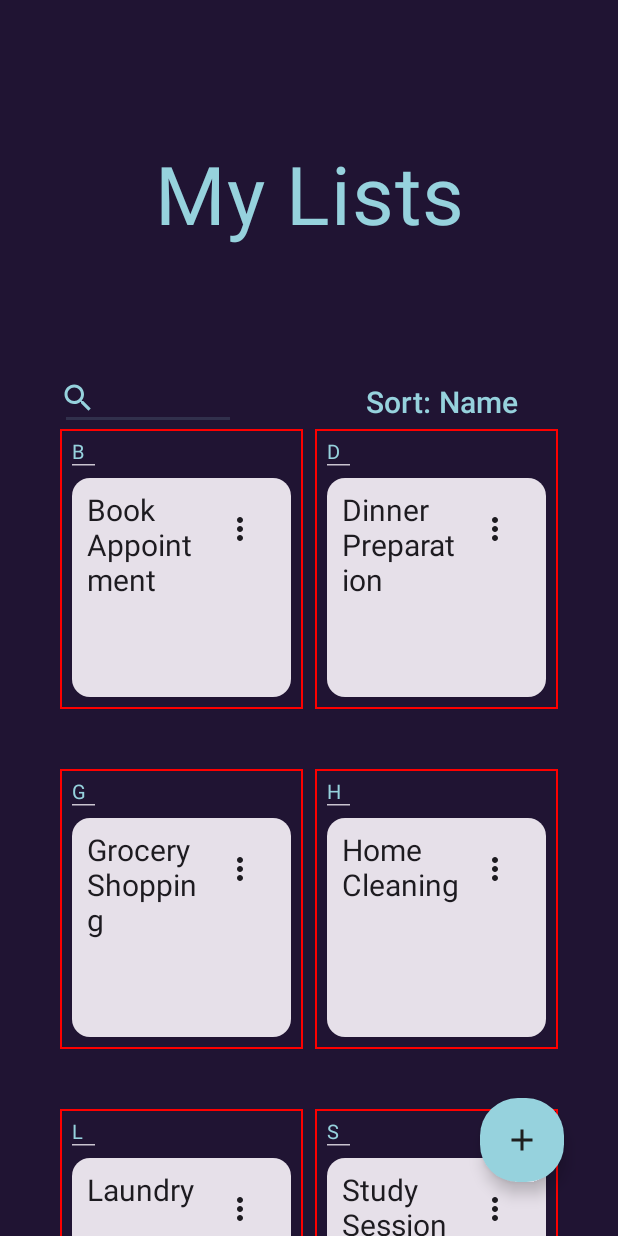
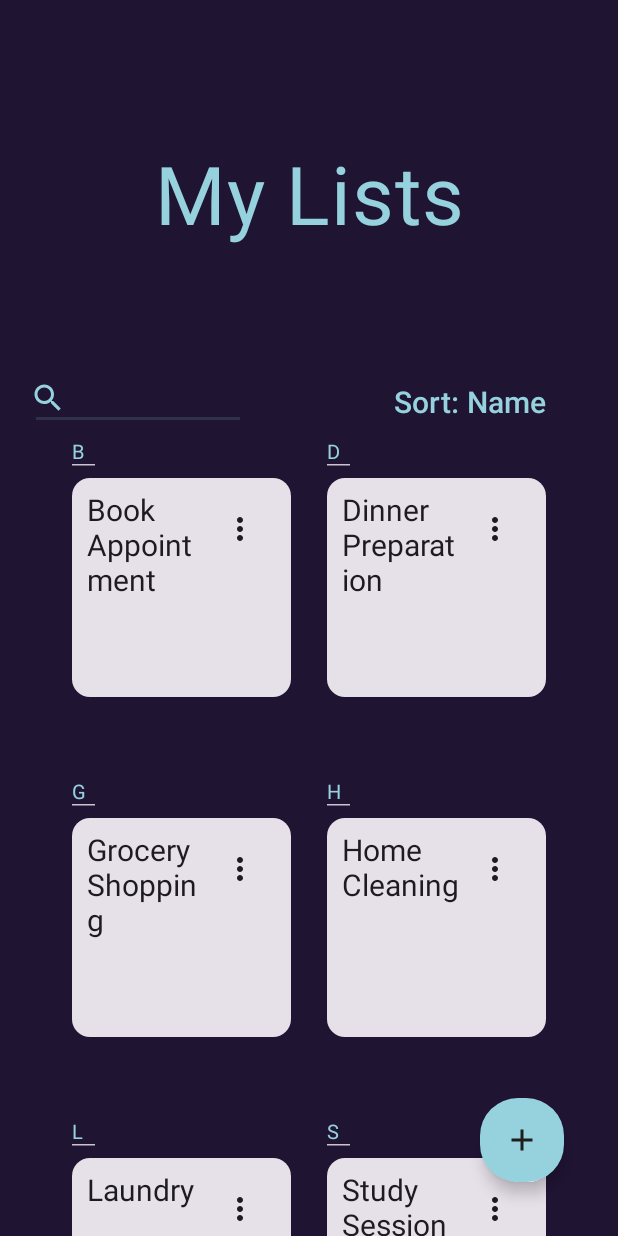
Before and after one commit to TobyNatooor/app-dev-todo, an Android app built with Jetpack Compose: the screen it shows after launch (MainActivity), on a phone screen of 412 x 824 dp. Run offline under Robolectric (Android 15) with nearby library versions, the phone set to English and light mode, and no system bars; our stand-ins replace Room's generated code.

Commit message:
Clean up code.

```diff
--- a/app/src/main/java/com/example/todo_app/ui/feature/home/HomeList.kt
+++ b/app/src/main/java/com/example/todo_app/ui/feature/home/HomeList.kt
@@ -1,13 +1,11 @@
 package com.example.todo_app.ui.feature.home
 
 import androidx.compose.foundation.background
-import androidx.compose.foundation.border
 import androidx.compose.foundation.gestures.detectTapGestures
 import androidx.compose.foundation.layout.Arrangement
 import androidx.compose.foundation.layout.Box
 import androidx.compose.foundation.layout.Column
 import androidx.compose.foundation.layout.IntrinsicSize
-import androidx.compose.foundation.layout.PaddingValues
 import androidx.compose.foundation.layout.Row
 import androidx.compose.foundation.layout.Spacer
 import androidx.compose.foundation.layout.aspectRatio
@@ -17,10 +15,8 @@ import androidx.compose.foundation.layout.height
 import androidx.compose.foundation.layout.padding
 import androidx.compose.foundation.layout.width
 import androidx.compose.foundation.layout.wrapContentWidth
-import androidx.compose.foundation.lazy.grid.GridCells
-import androidx.compose.foundation.lazy.grid.GridItemSpan
-import androidx.compose.foundation.lazy.grid.LazyGridState
-import androidx.compose.foundation.lazy.grid.LazyVerticalGrid
+import androidx.compose.foundation.lazy.LazyColumn
+import androidx.compose.foundation.lazy.LazyListState
 import androidx.compose.foundation.text.BasicTextField
 import androidx.compose.material.icons.Icons
 import androidx.compose.material.icons.filled.Search
@@ -64,8 +60,8 @@ import androidx.compose.ui.unit.TextUnit
 import androidx.compose.ui.unit.dp
 import androidx.compose.ui.unit.sp
 import com.example.todo_app.model.CheckList
+import com.example.todo_app.model.SortOption
 import com.example.todo_app.ui.feature.common.DropdownSettingsMenu
-import com.example.todo_app.model.SortOption
 
 @Composable
 fun HomeList(
@@ -73,7 +69,7 @@ fun HomeList(
     viewModel: HomeViewModel,
     searchQuery: MutableState<String>,
     focusManager: FocusManager,
-    gridState: LazyGridState
+    columnState: LazyListState
 ) {
     val focusRequester = remember { FocusRequester() }
     val horizontalPadding = 40.dp
@@ -88,18 +84,13 @@ fun HomeList(
             }
     ) {
         // Lists
-        LazyVerticalGrid(
-            state = gridState,
-            columns = GridCells.Fixed(2),
-            horizontalArrangement = Arrangement.spacedBy(40.dp),
-            contentPadding = PaddingValues(
-                horizontal = horizontalPadding
-            ),
+        LazyColumn (
+            state = columnState,
             modifier = Modifier
                 .fillMaxWidth()
         ) {
             // Title
-            item(span = { GridItemSpan(2) }) {
+            item {
                 Text(
                     "My Lists",
                     textAlign = TextAlign.Center,
@@ -111,10 +102,14 @@ fun HomeList(
                 )
             }
 
-            item(span = { GridItemSpan(2) }) {
+            item {
                 Row(
                     modifier = Modifier
-                        .fillMaxWidth(),
+                        .fillMaxWidth()
+                        .padding(
+                            start = horizontalPadding / 2,
+                            end = horizontalPadding / 4,
+                        ),
                     verticalAlignment = Alignment.Bottom
                 ) {
                     val childrenHeight = 42.dp
@@ -126,7 +121,6 @@ fun HomeList(
                         searchQuery,
                         modifier = Modifier
                             .weight(horizontalDistribution)
-                            //.border(1.dp, Color.Red)
                             .height(childrenHeight)
                     )
 
@@ -134,13 +128,13 @@ fun HomeList(
                         viewModel,
                         modifier = Modifier
                             .weight(1f - horizontalDistribution)
-                            //.border(1.dp, Color.Blue)
                             .height(childrenHeight)
                     )
                 }
             }
 
-            item(span = { GridItemSpan(2) }) {
+            item {
+                Box(modifier = Modifier.padding(horizontal = horizontalPadding)) {
                     if (lists.isEmpty()) {
                         Text(
                             text = "No checklists found",
@@ -149,6 +143,7 @@ fun HomeList(
                         )
                     } else {
                         CheckListGrid(viewModel, lists, searchQuery, horizontalPadding)
+                    }
                 }
             }
         }
@@ -181,7 +176,6 @@ private fun CheckListGrid(
                     Column(
                         modifier = Modifier
                             .weight(1f)
-                            .border(1.dp, Color.Red)
                             .padding(8.dp)
                     ) {
                         if (viewModel.sortedOption == SortOption.NAME) {
@@ -212,30 +206,6 @@ private fun CheckListGrid(
             }
         }
     }
-
-    /*
-    Column (modifier = Modifier.border(1.dp, Color.Red)) {
-        if (viewModel.sortedOption == SortOption.NAME) {
-            val char = viewModel.isNextChar(lists[index])
-            if (char != '!') {
-                Text(
-                    char.toString(),
-                    style = TextStyle(fontSize = 13.sp),
-                )
-                HorizontalDivider(
-                    modifier = Modifier
-                        .width(15.dp)
-                        .height(4.dp)
-                )
-            } else {
-                // Space instead of text
-                Spacer(modifier = Modifier.height(19.dp))
-            }
-            Spacer(modifier = Modifier.height(5.dp))
-        }
-        ListCard(lists[index], searchQuery.value, focusRequester, viewModel)
-    }
-     */
 }
 
 @Composable
@@ -251,10 +221,7 @@ private fun SearchTextField(
         focusState.value = isFocused
     }
 
-    Box(
-        modifier = modifier
-            .padding(end = 0.dp)
-    ) {
+    Box(modifier = modifier) {
         // Search TextField
         BasicTextField(
             value = searchQuery.value,
@@ -308,7 +275,7 @@ private fun SearchTextField(
                 modifier = Modifier
                     .padding(
                         start = 4.dp,
-                        end = if (focusState.value) 0.dp else 64.dp,
+                        end = if (focusState.value) 4.dp else 64.dp,
                         bottom = 6.dp
                     )
             )
@@ -339,7 +306,6 @@ fun SortButton(
                 contentColor = MaterialTheme.colorScheme.onBackground
             ),
             modifier = Modifier
-                //.border(1.dp, Color.Red)
                 .align(Alignment.BottomCenter)
                 .padding(top = 4.dp)
         ) {
@@ -352,7 +318,6 @@ fun SortButton(
                     maxLines = 1,
                     modifier = Modifier
                         .wrapContentWidth()
-                    //.border(1.dp, Color.Green)
                 )
                 // DropdownMenu
                 DropdownMenu(
--- a/app/src/main/java/com/example/todo_app/ui/feature/home/HomeScreen.kt
+++ b/app/src/main/java/com/example/todo_app/ui/feature/home/HomeScreen.kt
@@ -7,8 +7,10 @@ import androidx.compose.foundation.layout.Box
 import androidx.compose.foundation.layout.Column
 import androidx.compose.foundation.layout.fillMaxSize
 import androidx.compose.foundation.layout.padding
+import androidx.compose.foundation.lazy.LazyListState
 import androidx.compose.foundation.lazy.grid.LazyGridState
 import androidx.compose.foundation.lazy.grid.rememberLazyGridState
+import androidx.compose.foundation.lazy.rememberLazyListState
 import androidx.compose.foundation.shape.RoundedCornerShape
 import androidx.compose.material.icons.Icons
 import androidx.compose.material.icons.filled.Add
@@ -38,7 +40,7 @@ fun HomeScreen(
     db: AppDatabase,
     navController: NavController
 ) {
-    val gridState = rememberLazyGridState()
+    val columnState = rememberLazyListState()
     val viewModel: HomeViewModel = viewModel(
         factory = HomeViewModelFactory(db, navController)
     )
@@ -55,14 +57,14 @@ fun HomeScreen(
             ) {
                 focusManager.clearFocus()
             },
-        floatingActionButton = { AddButton(viewModel, searchQuery, gridState) },
+        floatingActionButton = { AddButton(viewModel, searchQuery, columnState) },
     ) { innerPadding ->
         Column(
             modifier = Modifier
                 .padding(innerPadding)
         ) {
             Box(modifier = modifier) {
-                HomeContent(homeUIState, searchQuery, focusManager, viewModel, gridState)
+                HomeContent(homeUIState, searchQuery, focusManager, viewModel, columnState)
             }
         }
     }
@@ -74,7 +76,7 @@ private fun HomeContent(
     searchQuery: MutableState<String>,
     focusManager: FocusManager,
     viewModel: HomeViewModel,
-    gridState: LazyGridState,
+    columnState: LazyListState,
     modifier: Modifier = Modifier,
 ) {
     when (homeUIState) {
@@ -83,7 +85,7 @@ private fun HomeContent(
             viewModel = viewModel,
             searchQuery = searchQuery,
             focusManager = focusManager,
-            gridState = gridState
+            columnState = columnState
         )
 
         is HomeUIState.Data -> HomeList(
@@ -91,7 +93,7 @@ private fun HomeContent(
             viewModel = viewModel,
             searchQuery = searchQuery,
             focusManager = focusManager,
-            gridState = gridState
+            columnState = columnState
         )
 
         else -> LoadingScreen(modifier)
@@ -102,7 +104,7 @@ private fun HomeContent(
 fun AddButton(
     viewModel: HomeViewModel,
     searchQuery: MutableState<String>,
-    gridState: LazyGridState
+    columnState: LazyListState
 ) {
     val coroutineScope = rememberCoroutineScope()
 
@@ -113,8 +115,8 @@ fun AddButton(
                 viewModel.searchForTodos("")
                 viewModel.addList()
                 delay(100L)
-                //gridState.animateScrollToItem(0)
-                gridState.animateScrollToItem(gridState.layoutInfo.totalItemsCount)
+                //columnState.animateScrollToItem(0)
+                columnState.animateScrollToItem(columnState.layoutInfo.totalItemsCount)
             }
         },
         // Remove shape parameter for default shape (square with rounded corners)
```
Lines whose indentation alone changed are shown as unchanged.
